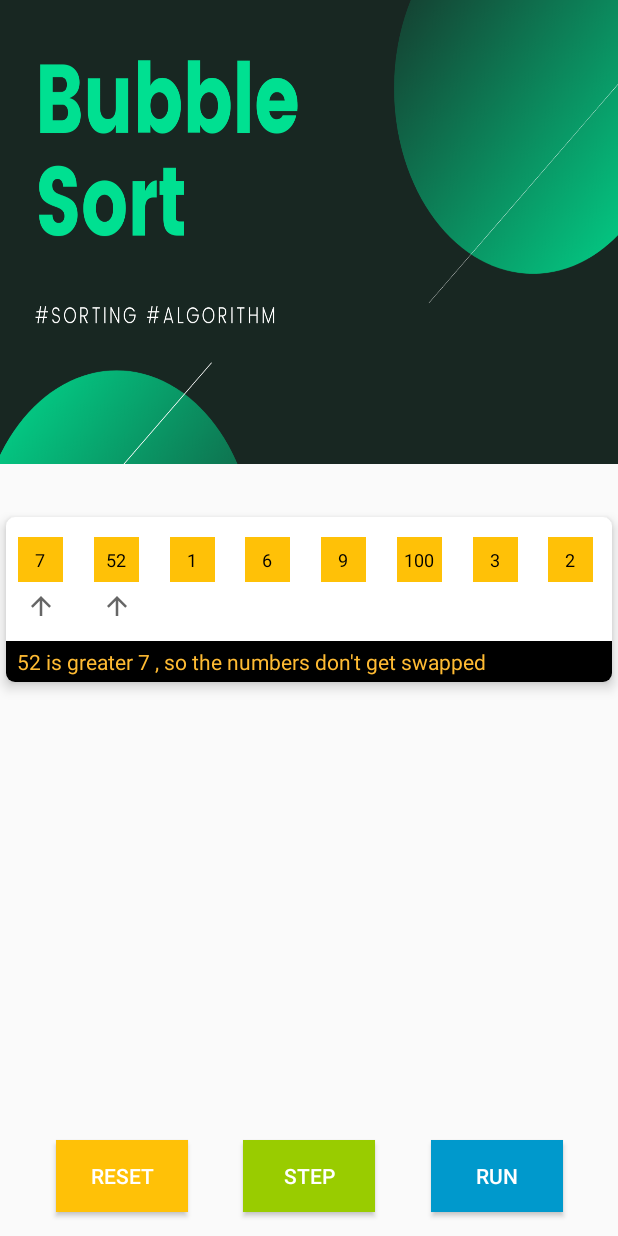
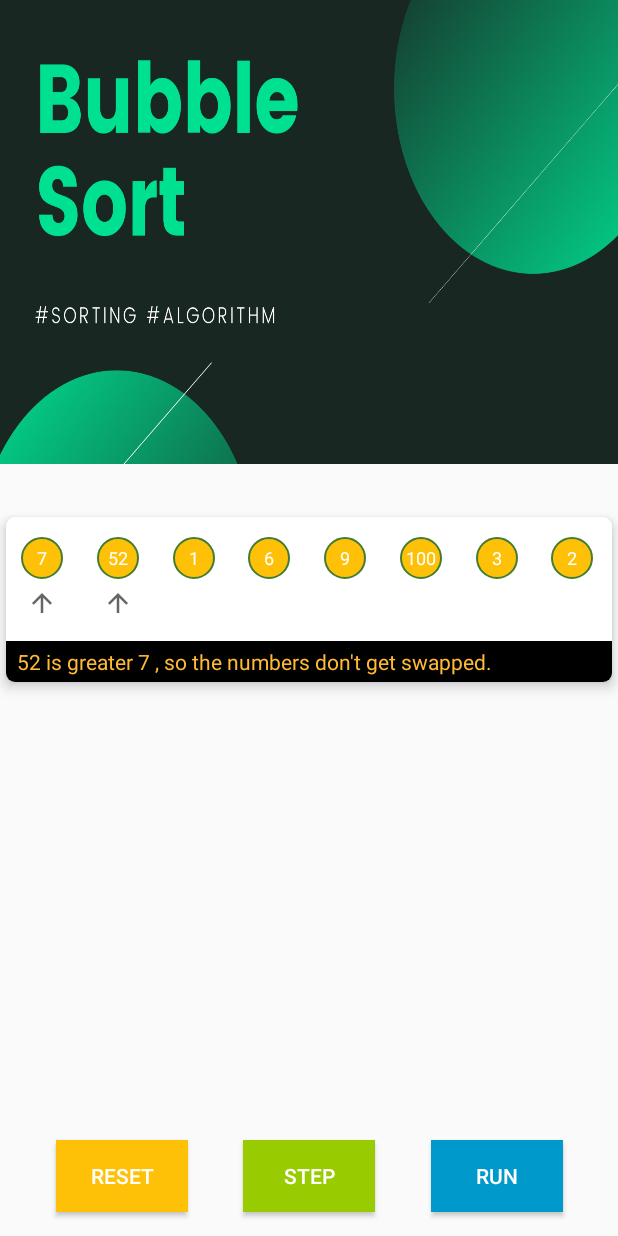
Before and after one commit to KhaledSherifSayed/Algorithms, an Android app: the BubbleFragment screen opened through its navigation route, after a tap on "STEP", on a phone screen of 412 x 824 dp. Run offline under Robolectric (Android 15) with nearby library versions, the phone set to English and light mode, and no system bars; our stand-ins replace data binding.

Commit message:
improve design ..

```diff
--- a/app/build.gradle
+++ b/app/build.gradle
@@ -51,6 +51,8 @@ dependencies {
     implementation "androidx.recyclerview:recyclerview:$version_recyclerview"
     // Material design components
     implementation "com.google.android.material:material:$version_material"
+    // CircleImageView
+    implementation "de.hdodenhof:circleimageview:$circleImage_version"
 
     implementation 'androidx.appcompat:appcompat:1.1.0'
     implementation 'androidx.constraintlayout:constraintlayout:1.1.3'
--- a/app/src/main/java/com/meslmawy/datastruturevisulaizations/ui/adapters/BindingAdapters.kt
+++ b/app/src/main/java/com/meslmawy/datastruturevisulaizations/ui/adapters/BindingAdapters.kt
@@ -22,6 +22,7 @@ import android.view.View
 import android.widget.ImageView
 import android.widget.TextView
 import androidx.databinding.BindingAdapter
+import com.meslmawy.datastruturevisulaizations.R
 import com.meslmawy.datastruturevisulaizations.models.BubbleItem
 import java.util.*
 
@@ -31,11 +32,23 @@ import java.util.*
 fun bindImageBackground(textView: TextView, item: BubbleItem?) {
     if (item != null) {
         if (item.fullySorted == false)
-            textView.setBackgroundColor((Color.parseColor("#ffc107")))
+            textView.setBackgroundResource(R.drawable.circle)
         else
-            textView.setBackgroundColor((Color.parseColor("#c79100")))
+            textView.setBackgroundResource(R.drawable.sorted_circle)
     }
 }
+
+@BindingAdapter("bindTextViewColor")
+fun bindTextViewColor(textView: TextView, item: BubbleItem?) {
+    if (item != null) {
+        if (item.fullySorted == false)
+            textView.setTextColor((Color.parseColor("#ffffff")))
+        else
+            textView.setTextColor((Color.parseColor("#000000")))
+    }
+}
+
+
 
 
 @BindingAdapter("arrowVisibility")
--- a/app/src/main/java/com/meslmawy/datastruturevisulaizations/ui/bubble/BubbleFragment.kt
+++ b/app/src/main/java/com/meslmawy/datastruturevisulaizations/ui/bubble/BubbleFragment.kt
@@ -9,6 +9,7 @@ import androidx.fragment.app.Fragment
 import androidx.lifecycle.Observer
 import androidx.lifecycle.ViewModelProviders
 import androidx.recyclerview.widget.GridLayoutManager
+import androidx.recyclerview.widget.RecyclerView
 import com.google.android.material.bottomsheet.BottomSheetBehavior
 import com.meslmawy.datastruturevisulaizations.databinding.BubbleFragmentBinding
 import com.meslmawy.datastruturevisulaizations.ui.adapters.DSBubbleAdapter
--- a/app/src/main/java/com/meslmawy/datastruturevisulaizations/ui/bubble/BubbleViewModel.kt
+++ b/app/src/main/java/com/meslmawy/datastruturevisulaizations/ui/bubble/BubbleViewModel.kt
@@ -129,7 +129,7 @@ class BubbleViewModel : ViewModel() {
             }
             if (newList2[iterate2 - 1].data!! > newList2[iterate2].data!!) {
                 //swap elements
-                mText!!.value = " ${newList2[iterate2].data!!} is smaller than  ${newList2[iterate2 - 1].data!!} , so the numbers get swapped"
+                mText!!.value = " ${newList2[iterate2].data!!} is smaller than  ${newList2[iterate2 - 1].data!!} , so the numbers get swapped."
                 val x = newList2[iterate2 - 1]
                 newList2[iterate2 - 1] = newList2[iterate2]
                 newList2[iterate2] = x
@@ -137,7 +137,7 @@ class BubbleViewModel : ViewModel() {
                 val refreshlist = ArrayList(newList2)
                 _unSortedData.value = refreshlist
             } else
-                mText!!.value = " ${newList2[iterate2].data!!} is greater ${newList2[iterate2 - 1].data!!} , so the numbers don't get swapped"
+                mText!!.value = " ${newList2[iterate2].data!!} is greater ${newList2[iterate2 - 1].data!!} , so the numbers don't get swapped."
             iterate2++
         }
         else {
@@ -151,9 +151,10 @@ class BubbleViewModel : ViewModel() {
                 alarmTimer.cancel()
                 mText!!.value = "Sorting is complete."
                 run_enabled?.value = false
+                step_enabled?.value = false
             }
             else {
-                mText!!.value = " ${newList2[iterate2- 1].data!!} on the right edge is considered fully sorted "
+                mText!!.value = " ${newList2[iterate2- 1].data!!} on the right edge is considered fully sorted."
                 newList2[iterate2 - 1].fullySorted = true
                 newList2[iterate2 - 1].iterate = false
                 newList2[iterate2 - 2].iterate = false
--- /dev/null
+++ b/app/src/main/res/drawable/circle.xml
@@ -0,0 +1,16 @@
+<?xml version="1.0" encoding="utf-8"?>
+<selector xmlns:android="http://schemas.android.com/apk/res/android">
+    <item>
+    <shape android:shape="oval">
+
+        <solid android:color="@color/colorPrimary" />
+
+        <stroke android:width="1dp"
+            android:color="#437c32" />
+        <size
+            android:width="80dp"
+            android:height="80dp" />
+        <corners android:radius="18dp" />
+    </shape>
+    </item>
+</selector>
--- a/app/src/main/res/drawable/profile_image_background.xml
+++ /dev/null
@@ -1,8 +0,0 @@
-<?xml version="1.0" encoding="utf-8"?>
-<shape xmlns:android="http://schemas.android.com/apk/res/android"
-    android:shape="oval">
-
-    <solid android:color="@color/colorPrimary" />
-
-
-</shape>
--- /dev/null
+++ b/app/src/main/res/drawable/sorted_circle.xml
@@ -0,0 +1,15 @@
+<?xml version="1.0" encoding="utf-8"?>
+<selector xmlns:android="http://schemas.android.com/apk/res/android">
+    <item>
+    <shape android:shape="oval">
+
+        <solid android:color="#437c32" />
+
+
+        <size
+            android:width="80dp"
+            android:height="80dp" />
+        <corners android:radius="18dp" />
+    </shape>
+    </item>
+</selector>
--- a/app/src/main/res/layout/buble_item.xml
+++ b/app/src/main/res/layout/buble_item.xml
@@ -16,17 +16,17 @@
 
         <TextView
             android:id="@+id/bubble_item"
-            android:layout_width="30dp"
-            android:layout_height="30dp"
-            android:layout_centerHorizontal="true"
-            android:background="@drawable/profile_image_background"
-            android:gravity="center_vertical|center_horizontal"
-            android:textColor="@color/black"
+            android:layout_width="28dp"
+            android:layout_height="28dp"
+            android:gravity="center"
+            android:text="@{item.data.toString()}"
             android:textSize="12sp"
-            android:text="@{item.data.toString()}"
             app:bindImageBackground="@{item}"
+            android:textColor="@android:color/white"
             app:layout_constraintBottom_toTopOf="@+id/arrow"
-            app:layout_constraintStart_toStartOf="parent" />
+            app:layout_constraintEnd_toEndOf="parent"
+            app:layout_constraintStart_toStartOf="parent"
+            app:layout_constraintTop_toTopOf="parent" />
 
         <ImageView
             android:id="@+id/arrow"
--- a/build.gradle
+++ b/build.gradle
@@ -14,6 +14,8 @@ buildscript {
         version_recyclerview = "1.2.0-alpha04"
         version_material = "1.3.0-alpha01"
         version_play_services = "17.0.0"
+        circleImage_version = '3.1.0'
+
     }
     repositories {
         google()
```
